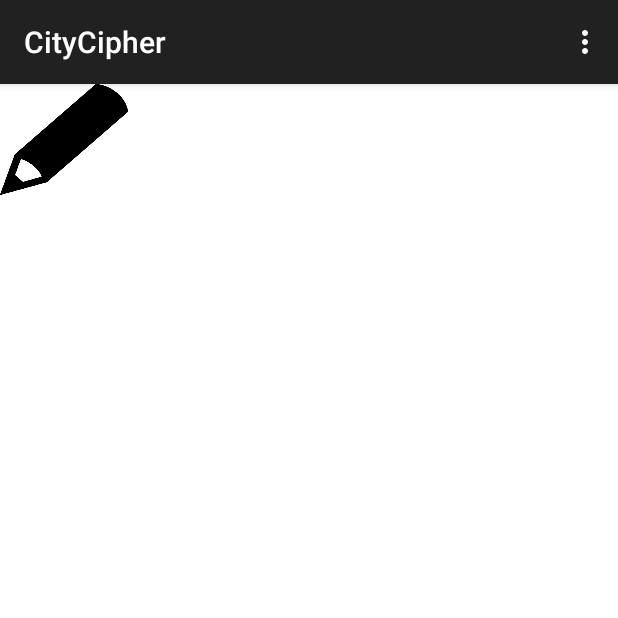
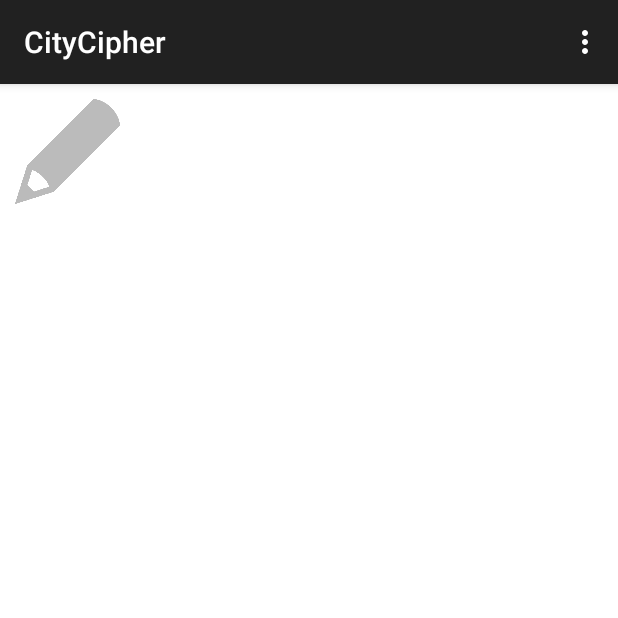
Before and after one commit to benjamin3878/HoboSigns, an Android app: the CreatePost screen opened directly, with no data from a screen before it, on a phone screen of 412 x 824 dp, the top half of it. Run offline under Robolectric (Android 15) with nearby library versions, the phone set to English and light mode, and no system bars; libraries missing offline, so code that uses them is left out: com.parse; 1 statement that could not run was skipped.

Commit message:
colorpicker and drawing tweaks

```diff
--- a/app/src/main/java/course/example/ben/hobosigns/CreatePost.java
+++ b/app/src/main/java/course/example/ben/hobosigns/CreatePost.java
@@ -12,6 +12,8 @@ import android.graphics.Color;
 import android.graphics.Matrix;
 import android.graphics.Paint;
 import android.graphics.Path;
+import android.graphics.PixelFormat;
+import android.graphics.drawable.ColorDrawable;
 import android.net.Uri;
 import android.os.Bundle;
 import android.os.Environment;
@@ -95,7 +97,7 @@ public class CreatePost extends AppCompatActivity {
 
         setContentView(R.layout.create_post);
 
-        dialog = new ColorPickerDialog(CreatePost.this, new OnColorChangedListener(), 0);
+        dialog = new ColorPickerDialog(CreatePost.this, new OnColorChangedListener(), Color.TRANSPARENT);
         //dialog.show();
 
         Button colorPickButton = (Button) findViewById(R.id.color_button);
@@ -104,6 +106,7 @@ public class CreatePost extends AppCompatActivity {
             public void onClick(View v) {
 
                 dialog.show();
+                dialog.getWindow().setBackgroundDrawable(new ColorDrawable(android.graphics.Color.TRANSPARENT));
             }
         });
 
@@ -123,7 +126,7 @@ public class CreatePost extends AppCompatActivity {
         mPaint.setStyle(Paint.Style.STROKE);
         mPaint.setStrokeJoin(Paint.Join.ROUND);
         mPaint.setStrokeCap(Paint.Cap.ROUND);
-        mPaint.setStrokeWidth(12);
+        mPaint.setStrokeWidth(24);
         dv.mPaint = this.mPaint;
 
 
@@ -246,11 +249,14 @@ public class CreatePost extends AppCompatActivity {
                 mPaint = new Paint(Paint.ANTI_ALIAS_FLAG);
                 mPaint.setShader(s);
                 mPaint.setStyle(Paint.Style.STROKE);
-                mPaint.setStrokeWidth(32);
+                mPaint.setStrokeWidth(50);
 
                 mCenterPaint = new Paint(Paint.ANTI_ALIAS_FLAG);
                 mCenterPaint.setColor(color);
                 mCenterPaint.setStrokeWidth(5);
+
+//                this.setBackgroundColor(Color.TRANSPARENT);
+//                this.setBackground(new ColorDrawable(android.graphics.Color.TRANSPARENT));
             }
 
             private boolean mTrackingCenter;
@@ -258,7 +264,7 @@ public class CreatePost extends AppCompatActivity {
 
             @Override
             protected void onDraw(Canvas canvas) {
-                float r = CENTER_X - mPaint.getStrokeWidth()*0.5f;
+                float r = CENTER_X - mPaint.getStrokeWidth() * 0.5f;
 
                 canvas.translate(CENTER_X, CENTER_X);
 
@@ -288,9 +294,9 @@ public class CreatePost extends AppCompatActivity {
                 setMeasuredDimension(CENTER_X*2, CENTER_Y*2);
             }
 
-            private static final int CENTER_X = 100;
-            private static final int CENTER_Y = 100;
-            private static final int CENTER_RADIUS = 32;
+            private static final int CENTER_X = 200;
+            private static final int CENTER_Y = 200;
+            private static final int CENTER_RADIUS = 100;
 
             private int floatToByte(float x) {
                 int n = java.lang.Math.round(x);
--- a/app/src/main/res/layout/create_post.xml
+++ b/app/src/main/res/layout/create_post.xml
@@ -23,10 +23,14 @@
         <!--android:layout_gravity="center_horizontal"-->
         <!--android:layout_weight="0.08" />-->
     <Button
-        android:layout_width="85dp"
-        android:layout_height="74dp"
+        android:layout_width="70dp"
+        android:layout_height="70dp"
         android:background = "@drawable/colorpicker"
         android:id="@+id/color_button"
-        android:layout_gravity="right" />
+        android:layout_gravity="right"
+        android:layout_alignParentTop="true"
+        android:layout_alignParentStart="true"
+        android:layout_marginLeft="10dp"
+        android:layout_marginTop="10dp" />
 
 </RelativeLayout >
```
Also changed, not shown: app/src/main/res/drawable/colorpicker.png.
